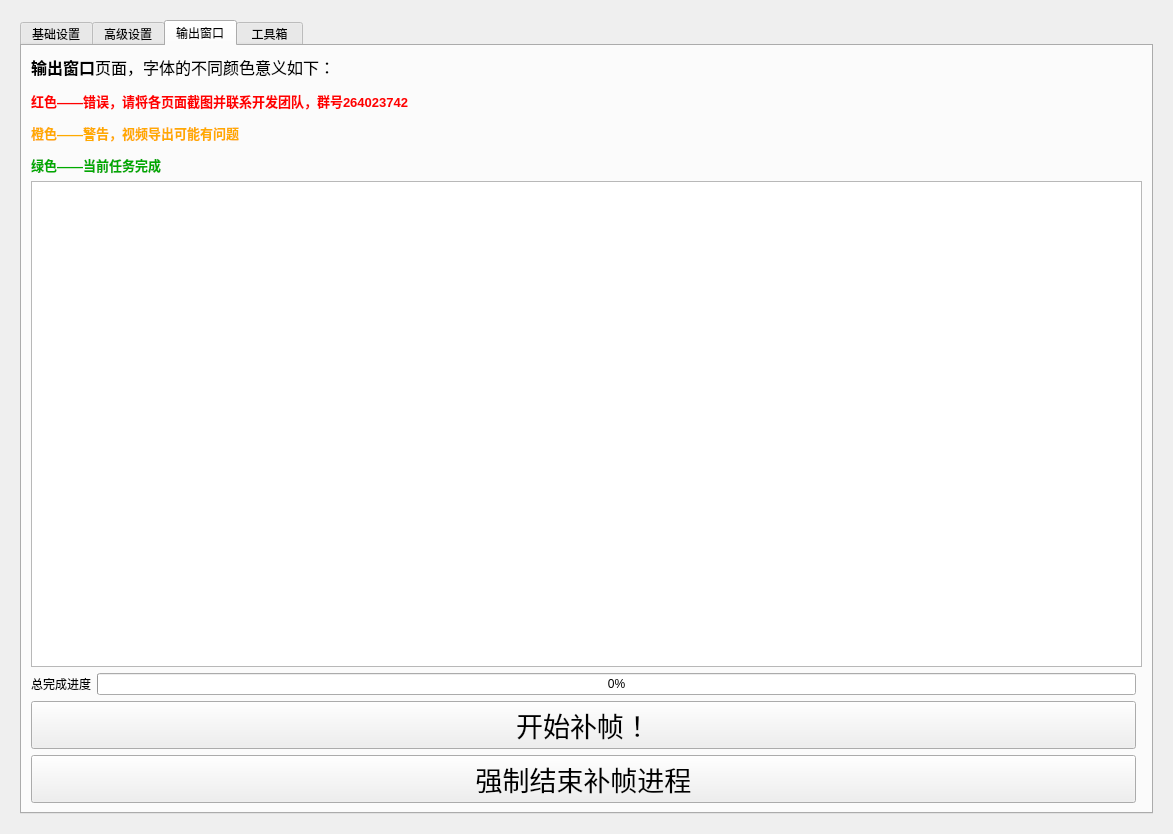
Above: Utils/RIFE_GUI_ST.ui from Justin62628/RIFE_GUI before the change. Below: the same form after it.
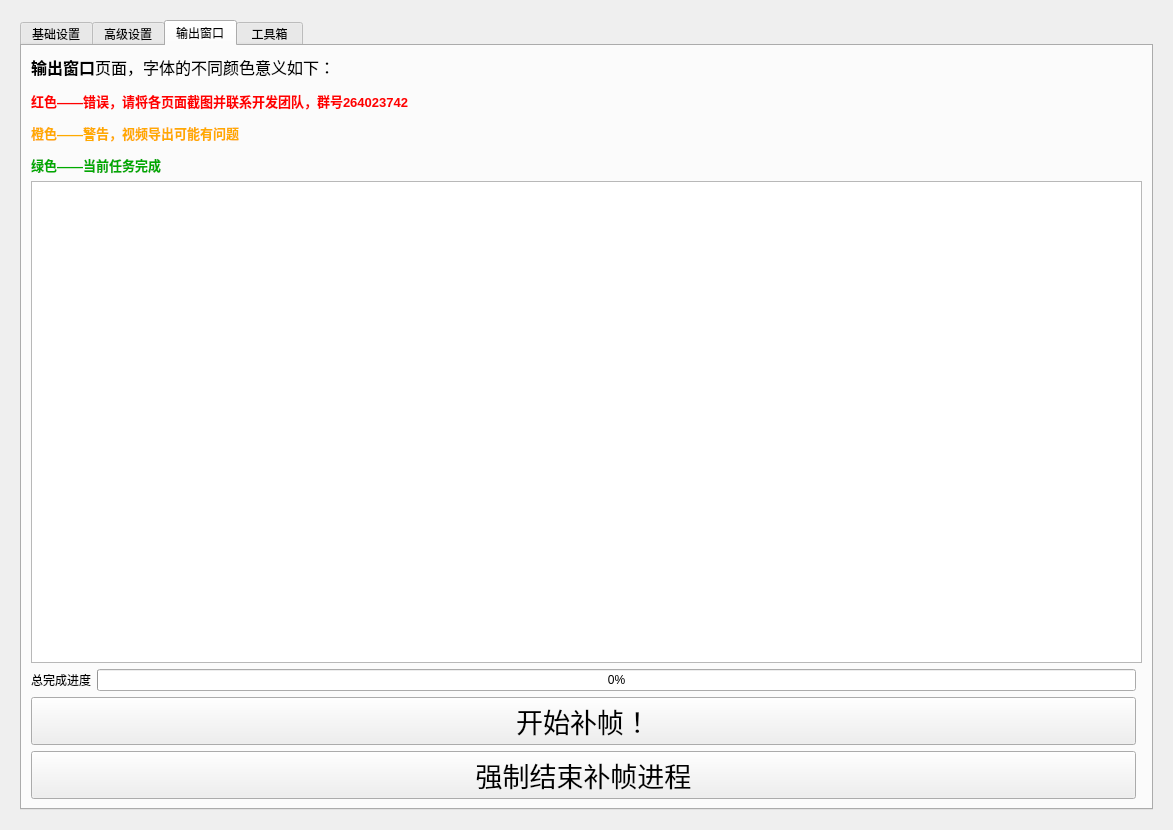
That is the form after the change. The open tabs and pages were chosen to show the change. Icons and pictures are not drawn. Custom widgets are drawn as their Qt base class.

```diff
--- a/Utils/RIFE_GUI_ST.ui
+++ b/Utils/RIFE_GUI_ST.ui
@@ -10,7 +10,7 @@
     <x>0</x>
     <y>0</y>
     <width>1173</width>
-    <height>834</height>
+    <height>830</height>
    </rect>
   </property>
   <property name="sizePolicy">
@@ -1371,10 +1371,10 @@
               </property>
               <property name="html">
                <string>&lt;!DOCTYPE HTML PUBLIC &quot;-//W3C//DTD HTML 4.0//EN&quot; &quot;http://www.w3.org/TR/REC-html40/strict.dtd&quot;&gt;
-&lt;html&gt;&lt;head&gt;&lt;meta name=&quot;qrichtext&quot; content=&quot;1&quot; /&gt;&lt;style type=&quot;text/css&quot;&gt;
+&lt;html&gt;&lt;head&gt;&lt;meta name=&quot;qrichtext&quot; content=&quot;1&quot; /&gt;&lt;meta charset=&quot;utf-8&quot; /&gt;&lt;style type=&quot;text/css&quot;&gt;
 p, li { white-space: pre-wrap; }
-&lt;/style&gt;&lt;/head&gt;&lt;body style=&quot; font-family:'SimSun'; font-size:9pt; font-weight:400; font-style:normal;&quot;&gt;
-&lt;p style=&quot;-qt-paragraph-type:empty; margin-top:12px; margin-bottom:12px; margin-left:0px; margin-right:0px; -qt-block-indent:0; text-indent:0px;&quot;&gt;&lt;br /&gt;&lt;/p&gt;&lt;/body&gt;&lt;/html&gt;</string>
+&lt;/style&gt;&lt;/head&gt;&lt;body style=&quot; font-family:'Microsoft YaHei UI'; font-size:9pt; font-weight:400; font-style:normal;&quot;&gt;
+&lt;p style=&quot;-qt-paragraph-type:empty; margin-top:12px; margin-bottom:12px; margin-left:0px; margin-right:0px; -qt-block-indent:0; text-indent:0px; font-family:'SimSun';&quot;&gt;&lt;br /&gt;&lt;/p&gt;&lt;/body&gt;&lt;/html&gt;</string>
               </property>
              </widget>
             </item>
@@ -1401,7 +1401,6 @@
               </property>
               <property name="font">
                <font>
-                <family>Abril Fatface</family>
                 <pointsize>20</pointsize>
                </font>
               </property>
@@ -1420,7 +1419,6 @@
               </property>
               <property name="font">
                <font>
-                <family>Abril Fatface</family>
                 <pointsize>20</pointsize>
                </font>
               </property>
```
Left out of the diff: 15 changed lines with no effect on the pictures.
